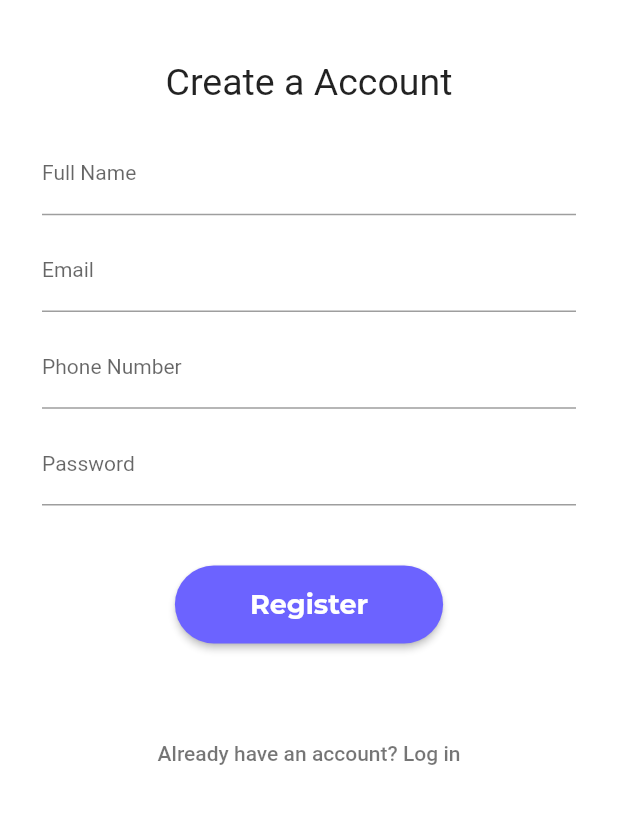
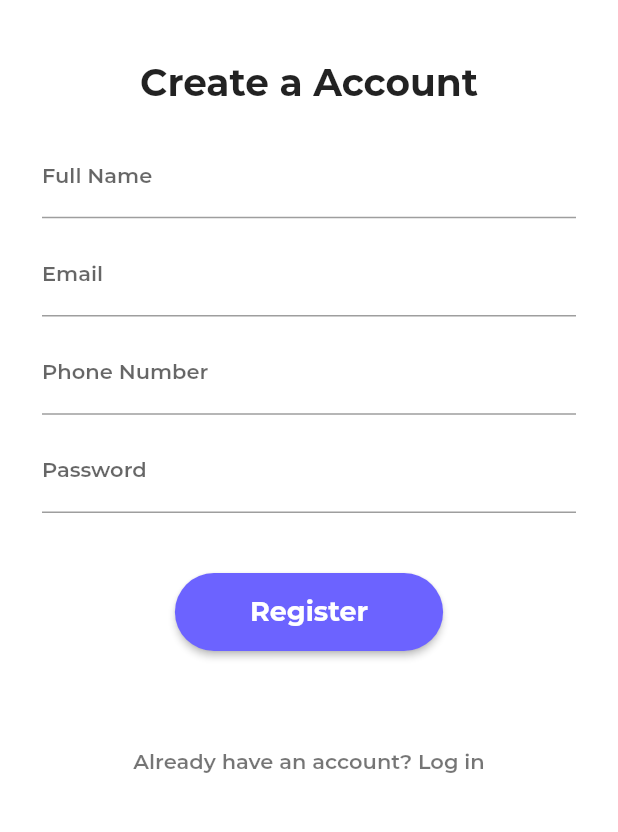
Before and after one commit to shaheedhudheen/easy_go, a Flutter app: the screen it shows after launch, after a tap on "Log In", after a tap on "Don't have an account, sign up here", on a phone screen of 412 x 824 dp, the part 267-1099 px from its top. Run offline on Flutter 3.47's test engine with Material 2 defaults, Android fonts, the phone set to English and light mode, and no system bars; our stand-ins replace firebase_auth, firebase_core; accounts and stored records are empty; Roboto replaces fonts that are missing (Brand-Bold); project files that could hold a hidden picture were left out.

Commit message:
small changes

```diff
--- a/lib/screens/authenticate/register.dart
+++ b/lib/screens/authenticate/register.dart
@@ -44,7 +44,7 @@ class _RegisterState extends State<Register> {
                   SizedBox(height: 40,),
                   Text('Create a Account',
                     textAlign: TextAlign.center,
-                    style: TextStyle(fontSize: 25, fontFamily: 'Brand-Bold'),
+                    style: TextStyle(fontSize: 25, fontFamily: 'Bold'),
                   ),
 
                   Padding(
@@ -64,7 +64,7 @@ class _RegisterState extends State<Register> {
                               fontSize: 10,
                             ),
                           ),
-                          style: TextStyle(fontSize: 14),
+                          style: TextStyle(fontSize: 14, fontFamily: 'semi bold'),
                           validator: (val) => val.isEmpty ? 'Enter full name' : null,
                           onChanged: (val){
                             setState(() => fullName = val );
@@ -85,7 +85,7 @@ class _RegisterState extends State<Register> {
                               fontSize: 10,
                             ),
                           ),
-                          style: TextStyle(fontSize: 14),
+                          style: TextStyle(fontSize: 14, fontFamily: 'semi bold'),
                           validator: (val) => val.isEmpty ? 'Enter an Email' : null,
                           onChanged: (val){
                             setState(() => email = val);
@@ -107,7 +107,7 @@ class _RegisterState extends State<Register> {
                               fontSize: 10,
                             ),
                           ),
-                          style: TextStyle(fontSize: 14),
+                          style: TextStyle(fontSize: 14, fontFamily: 'semi bold'),
                           validator: (val) => val.length < 10 ? 'Enter a valid phone number' : null,
                           onChanged: (val){
                             setState(() => phone = val );
@@ -129,7 +129,7 @@ class _RegisterState extends State<Register> {
                               fontSize: 10,
                             ),
                           ),
-                          style: TextStyle(fontSize: 14),
+                          style: TextStyle(fontSize: 14, fontFamily: 'semi bold'),
                           validator: (val) => val.length < 8 ? 'Password must be 8 letter or more' : null,
                           onChanged: (val){
                             setState(() => password = val);
@@ -177,7 +177,8 @@ class _RegisterState extends State<Register> {
                       child: Text(
                         'Already have an account? Log in',
                         style: TextStyle(
-                            color: Colors.black54
+                            color: Colors.black54,
+                            fontFamily: 'semi bold'
                         ),
 
                       )),
--- a/lib/screens/authenticate/sign_in.dart
+++ b/lib/screens/authenticate/sign_in.dart
@@ -45,7 +45,7 @@ class _SignInState extends State<SignIn>{
                   Text(
                     'Sign In',
                     textAlign: TextAlign.center,
-                    style: TextStyle(fontSize: 25, fontFamily: 'Bold'),
+                    style: TextStyle(fontSize: 25, fontFamily: 'Bold', color: Colors.black87),
                   ),
                   Padding(
                     padding: EdgeInsets.all(20.0),
@@ -65,7 +65,7 @@ class _SignInState extends State<SignIn>{
                               fontSize: 18,
                             ),
                           ),
-                          style: TextStyle(fontSize: 20, fontFamily: 'Bold'),
+                          style: TextStyle(fontSize: 20, fontFamily: 'semi bold'),
                           onChanged: (val){
                             setState(() => email = val);
                             },
@@ -88,7 +88,7 @@ class _SignInState extends State<SignIn>{
                               fontSize: 18,
                             ),
                           ),
-                          style: TextStyle(fontSize: 20, fontFamily: 'Bold',),
+                          style: TextStyle(fontSize: 20, fontFamily: 'semi bold',),
                           onChanged: (val){
                             setState(() => password = val);
                           },
@@ -125,7 +125,7 @@ class _SignInState extends State<SignIn>{
                   SizedBox(height: 12,),
                   Text(
                     error,
-                    style: TextStyle(color: Colors.red, fontSize: 14.0, fontFamily: 'Bold'),
+                    style: TextStyle(color: Colors.red, fontSize: 14.0, fontFamily: 'semi bold'),
                   ),
 
                   TextButton(
@@ -133,7 +133,7 @@ class _SignInState extends State<SignIn>{
                       "Don't have an account, sign up here",
                       style: TextStyle(
                           fontSize: 15,
-                          fontFamily: 'Bold',
+                          fontFamily: 'semi bold',
                           color: Colors.black87),
                     ),
                     onPressed: (){
--- a/lib/screens/home/home.dart
+++ b/lib/screens/home/home.dart
@@ -12,6 +12,7 @@ class Home extends StatelessWidget {
           child: Container(
             height: MediaQuery.of(context).size.height,
             width: MediaQuery.of(context).size.width,
+            color: Colors.white,
             child: Column(
               mainAxisAlignment: MainAxisAlignment.start,
               children: <Widget>[
--- a/pubspec.yaml
+++ b/pubspec.yaml
@@ -72,6 +72,10 @@ flutter:
     - family: Regular
       fonts:
         - asset: assets/fonts/Montserrat-Regular.ttf
+
+    - family: semi bold
+      fonts:
+        - asset: assets/fonts/Montserrat-SemiBold.ttf
   #   - family: Trajan Pro
   #     fonts:
   #       - asset: fonts/TrajanPro.ttf
```
